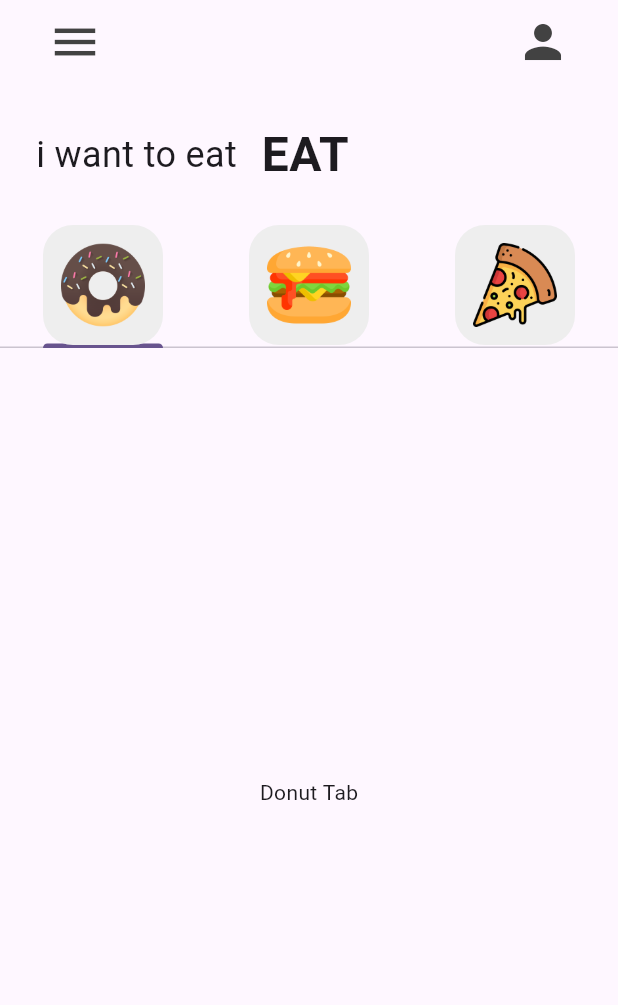
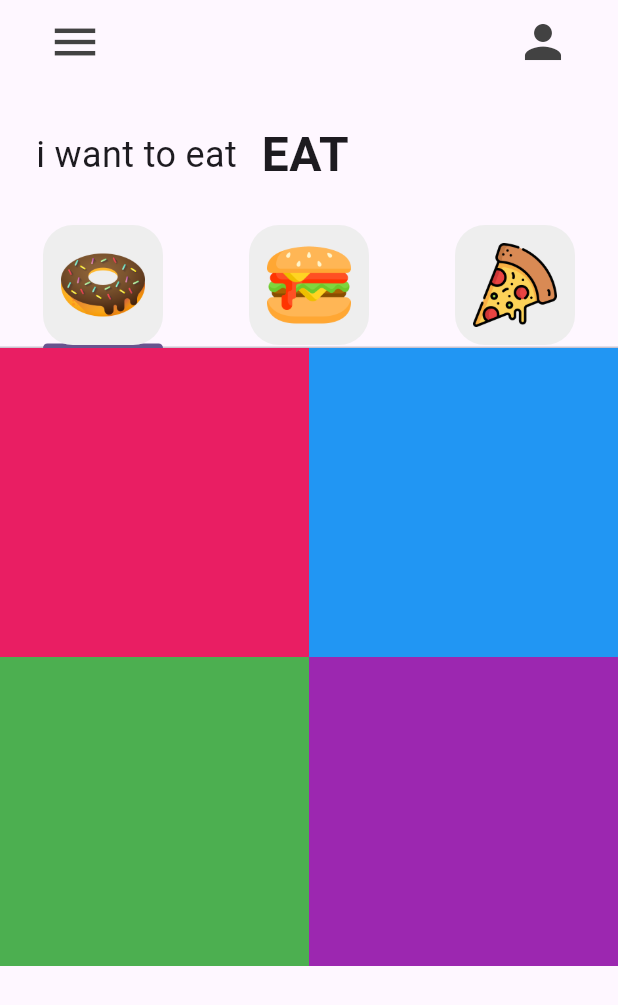
Before and after one commit to Zolayetefe/Donuts_UI_Replica, a Flutter app: the screen it shows after launch, on a phone screen of 412 x 824 dp. Shown: the top 1005 px of the screen. Run offline on Flutter 3.47's test engine with Material 3 defaults, Android fonts, the phone set to English and light mode, and no system bars.

Commit message:
some ui and forder change

```diff
--- a/lib/main.dart
+++ b/lib/main.dart
@@ -36,9 +36,9 @@ class MyHomePage extends StatefulWidget {
 
 class _MyHomePageState extends State<MyHomePage> {
 
-  List<Widget> myTabs = [ const MyTab(iconPath:'assets/donutImg/donut.png'),
-                        const MyTab(iconPath:'assets/donutImg/burger.png'),
-                         const MyTab(iconPath:'assets/donutImg/pizza.png')];
+  List<Widget> myTabs = [ const MyTab(iconPath:'assets/donut/donut.png'),
+                        const MyTab(iconPath:'assets/burger/burger.png'),
+                         const MyTab(iconPath:'assets/pizza/pizza.png')];
 
   @override
   Widget build(BuildContext context) {
@@ -72,10 +72,9 @@ class _MyHomePageState extends State<MyHomePage> {
               ],
               ),),
               TabBar(tabs:myTabs),
-             const Expanded(
+              Expanded(
                 child: TabBarView(children: [
-                  DonutTab(
-                  ),
+                  DonutTab( ),
                   BergurTab(),
                   PizzaTab()
                 ]),
--- a/lib/tab/donut_tab.dart
+++ b/lib/tab/donut_tab.dart
@@ -1,13 +1,29 @@
 
 import 'package:flutter/material.dart';
 
+import '../util/item_tile.dart';
+
 class DonutTab extends StatelessWidget {
-  const DonutTab({super.key});
-
+   DonutTab({super.key});
+List donuts = [
+  ["Strawbery",Colors.pink,78,"assets/donut/donut.png"],
+  [ "Icecream",Colors.blue,34,"assets/donut/donut(1).png"],
+  ["Grape",Colors.green,55,"assets/donut/donut(2).png"],
+  ["Choco",Colors.purple,54,"assets/donut/doughnut.png"]
+];
   @override
   Widget build(BuildContext context) {
-    return const Center(
-      child:  Text("Donut Tab"),
+    return GridView.builder(
+      itemCount: donuts.length,
+      gridDelegate: const SliverGridDelegateWithFixedCrossAxisCount(crossAxisCount: 2),
+      itemBuilder: (context, index) {
+        return ItemTile(
+          flavor:donuts[index][0],
+          color:donuts[index][1],
+          price:donuts[index][2],
+          imagePath:donuts[index][3]
+        );
+      },
     );
   }
 }
--- /dev/null
+++ b/lib/util/item_tile.dart
@@ -0,0 +1,19 @@
+import 'package:flutter/material.dart';
+
+class ItemTile extends StatelessWidget {
+  final String flavor;
+  final Color color;
+  final int price;
+  final String imagePath;
+
+  const ItemTile({super.key, required this.flavor, required this.color,required this.price, required this.imagePath});
+
+  @override
+  Widget build(BuildContext context) {
+    return  Container(
+      decoration: BoxDecoration(
+        color: color,
+      ),
+    );
+  }
+}
--- a/pubspec.yaml
+++ b/pubspec.yaml
@@ -60,7 +60,9 @@ flutter:
 
   # To add assets to your application, add an assets section, like this:
   assets:
-    - assets/donutImg/
+    - assets/donut/
+    - assets/pizza/
+    - assets/burger/
 
   # An image asset can refer to one or more resolution-specific "variants", see
   # https://flutter.dev/to/resolution-aware-images
```
Also changed, not shown: assets/burger/burger (1).png (added), assets/burger/burger-king.png (added), assets/burger/burger.png (renamed from assets/donutImg/burger.png), assets/burger/hamburger.png (added), assets/donut/donut (1).png (added), assets/donut/donut (2).png (added), assets/donut/donut.png (added), assets/donut/doughnut.png (added), assets/donutImg/donut.png (deleted), assets/pizza/pizza (1).png (added), assets/pizza/pizza (2).png (added), assets/pizza/pizza (3).png (added), assets/pizza/pizza.png (renamed from assets/donutImg/pizza.png).
